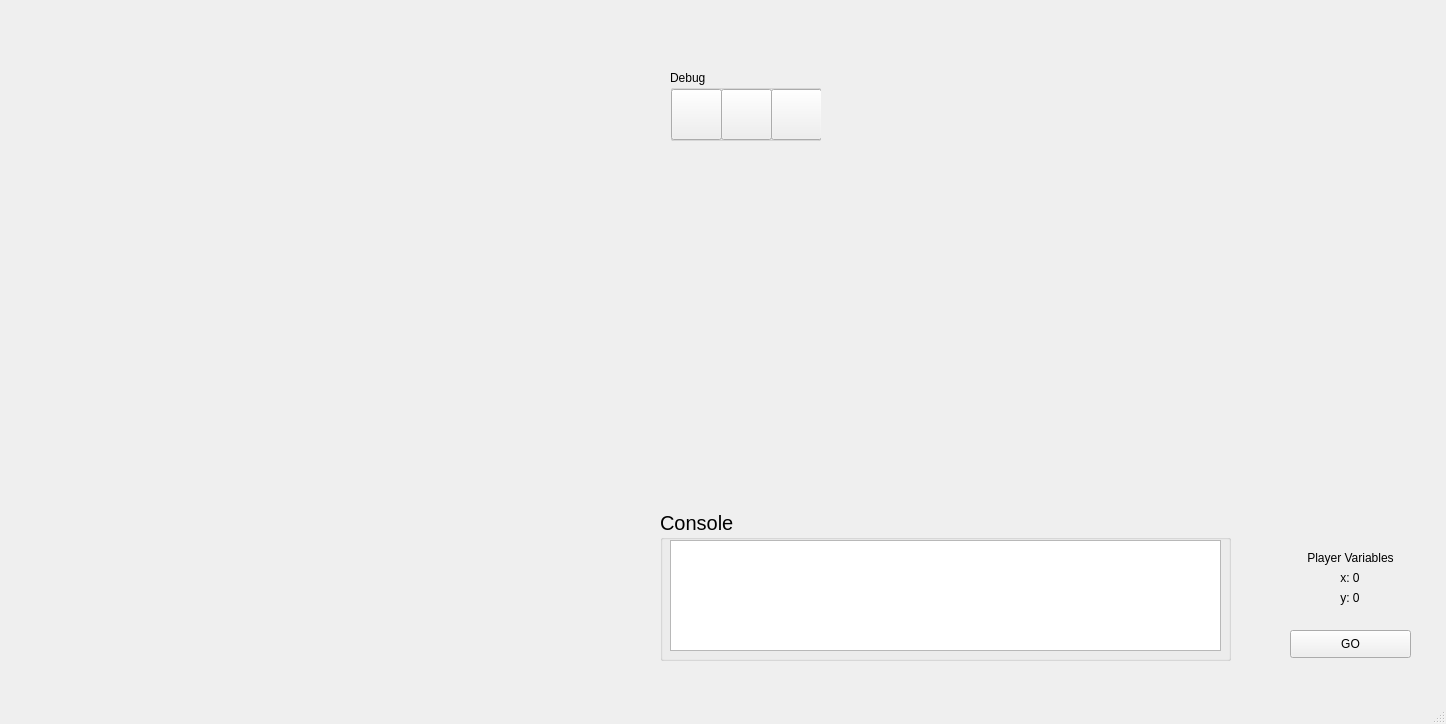
Old version of the form A9/mainwindow.ui in the repository DarkoAdair/Projects.
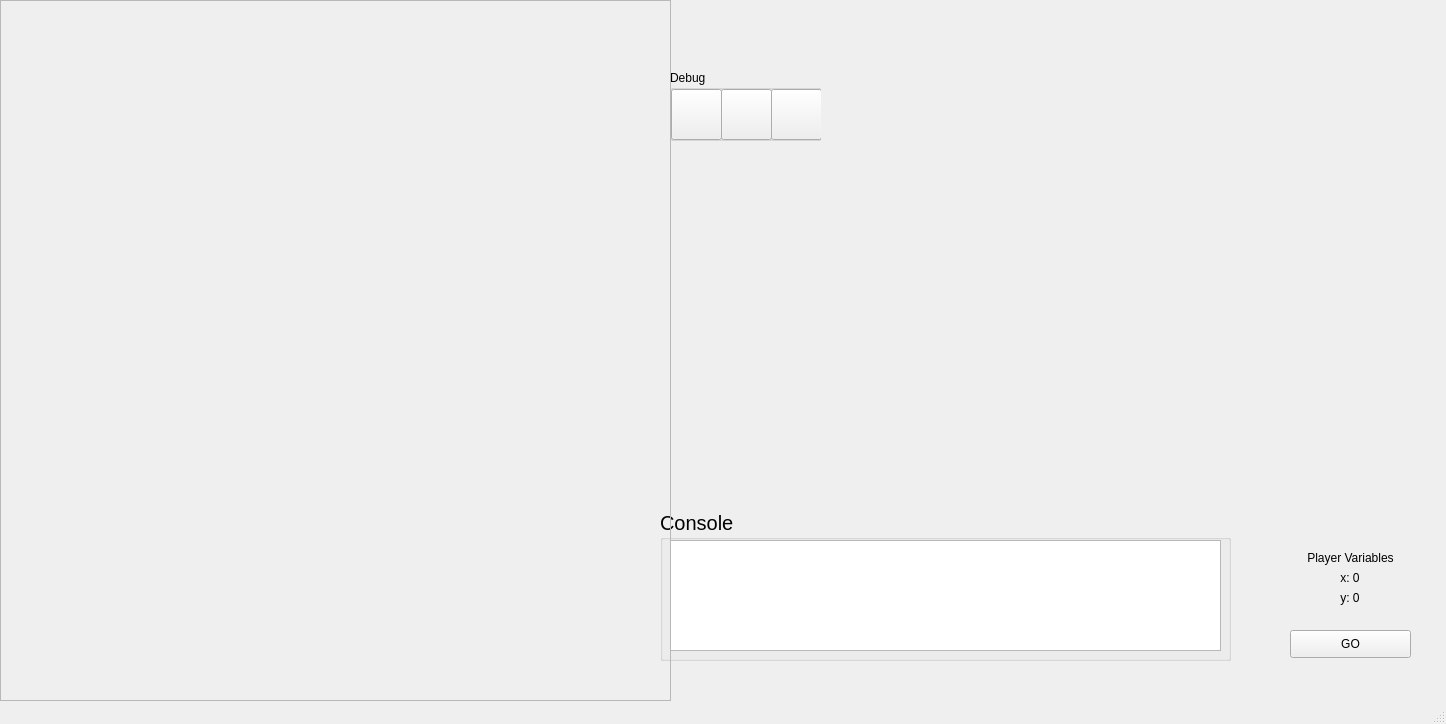
New version of the form. Icons and pictures are not drawn.

The edit to the form file:
```diff
--- a/A9/mainwindow.ui
+++ b/A9/mainwindow.ui
@@ -370,6 +370,25 @@
      <bool>true</bool>
     </property>
    </widget>
+   <widget class="QFrame" name="mapSection">
+    <property name="geometry">
+     <rect>
+      <x>0</x>
+      <y>0</y>
+      <width>671</width>
+      <height>701</height>
+     </rect>
+    </property>
+    <property name="autoFillBackground">
+     <bool>false</bool>
+    </property>
+    <property name="frameShape">
+     <enum>QFrame::StyledPanel</enum>
+    </property>
+    <property name="frameShadow">
+     <enum>QFrame::Raised</enum>
+    </property>
+   </widget>
    <zorder>playField</zorder>
    <zorder>playerLabel</zorder>
    <zorder>keyLabel</zorder>
@@ -386,6 +405,7 @@
    <zorder>spikesLabel_2</zorder>
    <zorder>spikesLabel_3</zorder>
    <zorder>playerTopLabel</zorder>
+   <zorder>mapSection</zorder>
   </widget>
   <widget class="QMenuBar" name="menubar">
    <property name="geometry">
```
